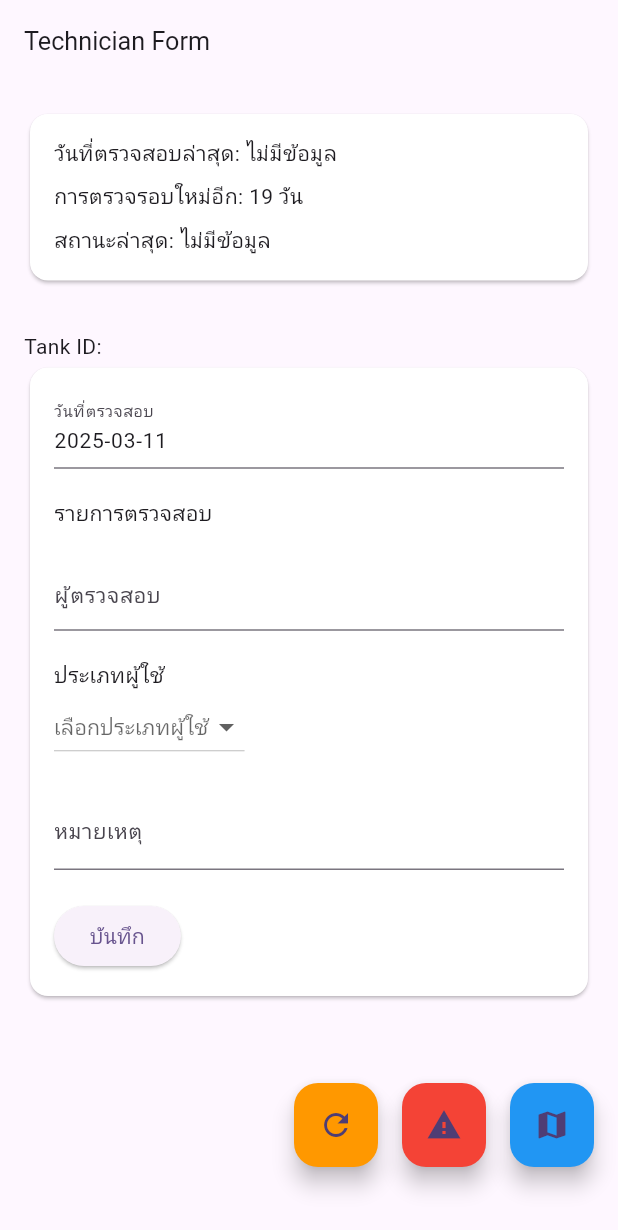
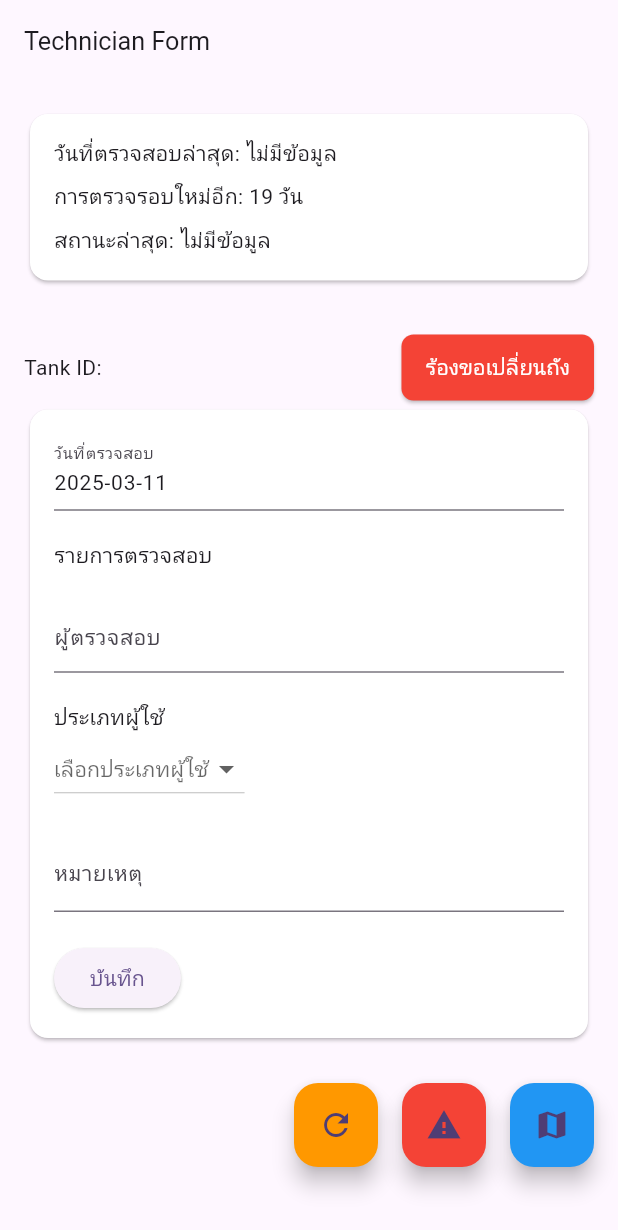
Before and after one commit to singto908/Project_tank_ex_check-masters, a Flutter app: the FormTechCheckPage screen opened directly with empty values, on a phone screen of 412 x 824 dp. Shown: the top 1230 px of the screen. Run offline on Flutter 3.47's test engine with Material 3 defaults, Android fonts, the phone set to English and light mode, and no system bars; our stand-ins replace camera, cloud_firestore, firebase_auth, firebase_core, fl_chart, qr_flutter and 1 more; missing offline and left inert: dart:html, qr_code_scanner; accounts and stored records are empty.

Commit message:
เพิ่มปุ่มเปลี่ยนถัง

```diff
--- a/lib/technician/form_tech.dart
+++ b/lib/technician/form_tech.dart
@@ -1,3 +1,4 @@
+import 'package:firecheck_setup/technician/RequestTankChangePage.dart';
 import 'package:firecheck_setup/technician/TechnicianRequestsPage.dart';
 import 'package:flutter/material.dart';
 import 'package:intl/intl.dart'; // สำหรับฟอร์แมตวันที่
@@ -33,7 +34,10 @@ class _FormTechCheckPageState extends State<FormTechCheckPage> {
   String? latestCheckDate; // สำหรับวันที่ตรวจสอบล่าสุด
   String? latestCheckTime; // สำหรับเวลา
   String? fireTankType; // เพิ่มตัวแปรเพื่อเก็บค่า type
-  Uint8List? imageBytes; // ตัวแปรเพื่อเก็บข้อมูลภาพ Base64 ที่แปลงแล้ว
+  Uint8List? imageBytes;
+
+  get requestTankReplacement =>
+      null; // ตัวแปรเพื่อเก็บข้อมูลภาพ Base64 ที่แปลงแล้ว
 
   @override
   void initState() {
@@ -464,6 +468,7 @@ class _FormTechCheckPageState extends State<FormTechCheckPage> {
                                   color: getStatusColor(techStatus),
                                   size: 12,
                                 ),
+
                                 SizedBox(width: 8),
                                 Text(techStatus,
                                     style: TextStyle(fontSize: fontSize)),
@@ -531,10 +536,35 @@ class _FormTechCheckPageState extends State<FormTechCheckPage> {
                 ),
 
               SizedBox(height: 20),
-              Text(
-                'Tank ID: ${widget.tankId}',
-                style: TextStyle(fontSize: fontSize),
+              Row(
+                children: [
+                  Text(
+                    'Tank ID: ${widget.tankId}',
+                    style: TextStyle(fontSize: fontSize),
+                  ),
+                  Spacer(), // ดันปุ่มไปขวาสุด
+                  ElevatedButton(
+                    onPressed: () {
+                      Navigator.push(
+                        context,
+                        MaterialPageRoute(
+                            builder: (context) => RequestTankChangePage()),
+                      );
+                    },
+                    style: ElevatedButton.styleFrom(
+                      backgroundColor: Colors.red, // พื้นหลังสีแดง
+                      foregroundColor: Colors.white, // ตัวอักษรสีขาว
+                      padding: EdgeInsets.symmetric(
+                          horizontal: 16, vertical: 12), // ปรับขนาดปุ่ม
+                      shape: RoundedRectangleBorder(
+                        borderRadius: BorderRadius.circular(8), // ทำมุมโค้งมน
+                      ),
+                    ),
+                    child: Text('ร้องขอเปลี่ยนถัง'),
+                  ),
+                ],
               ),
+
               Card(
                 color: Colors.white, // เพิ่มพื้นหลังเป็นสีขาว
 
```
Also changed, not shown: lib/technician/RequestTankChangePage.dart (added, +83 -0 lines).
